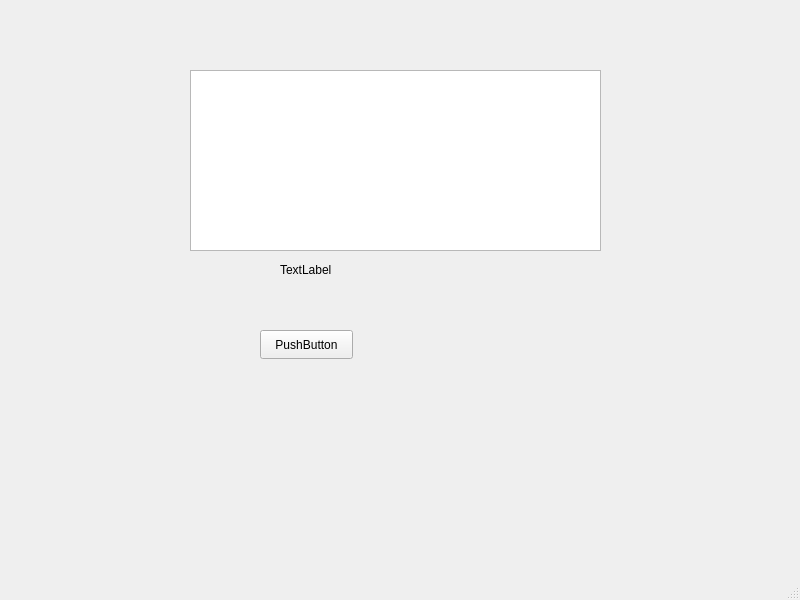
This is WorkSpace/xml parsing and graph/xml parse graph text/mainwindow.ui in Mahmoud-Abdelraouf/CSE331-Data-Structure-and-Algorithms-Project as Qt 5 draws it before an edit. The edited form follows.
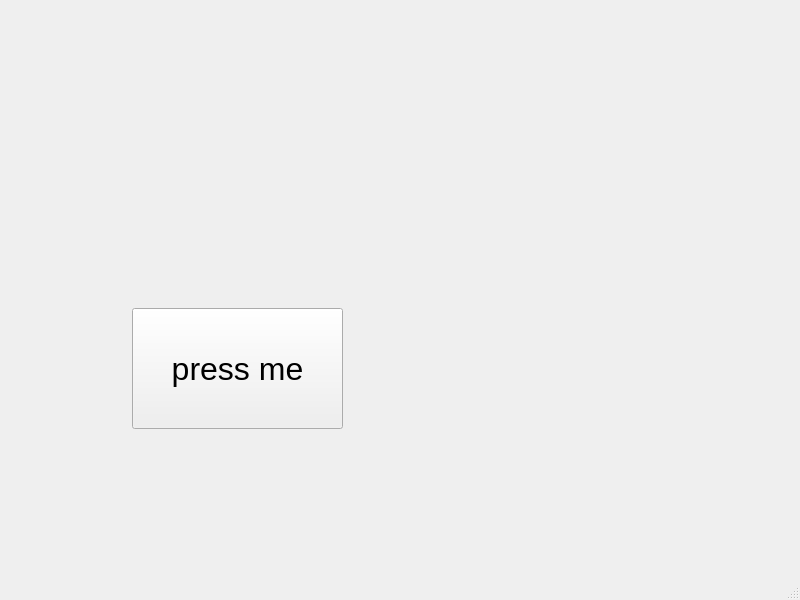
This is the edited form.

```diff
--- a/WorkSpace/xml parsing and graph/xml parse graph text/mainwindow.ui
+++ b/WorkSpace/xml parsing and graph/xml parse graph text/mainwindow.ui
@@ -17,37 +17,19 @@
    <widget class="QPushButton" name="pushButton">
     <property name="geometry">
      <rect>
-      <x>260</x>
-      <y>330</y>
-      <width>93</width>
-      <height>29</height>
+      <x>132</x>
+      <y>308</y>
+      <width>211</width>
+      <height>121</height>
      </rect>
     </property>
-    <property name="text">
-     <string>PushButton</string>
+    <property name="font">
+     <font>
+      <pointsize>24</pointsize>
+     </font>
     </property>
-   </widget>
-   <widget class="QLabel" name="label">
-    <property name="geometry">
-     <rect>
-      <x>280</x>
-      <y>260</y>
-      <width>63</width>
-      <height>20</height>
-     </rect>
-    </property>
     <property name="text">
-     <string>TextLabel</string>
-    </property>
-   </widget>
-   <widget class="QTextEdit" name="outputTextEdit">
-    <property name="geometry">
-     <rect>
-      <x>190</x>
-      <y>70</y>
-      <width>411</width>
-      <height>181</height>
-     </rect>
+     <string>press me</string>
     </property>
    </widget>
   </widget>
```
Left out of the diff: 2 changed lines with no effect on the pictures.
